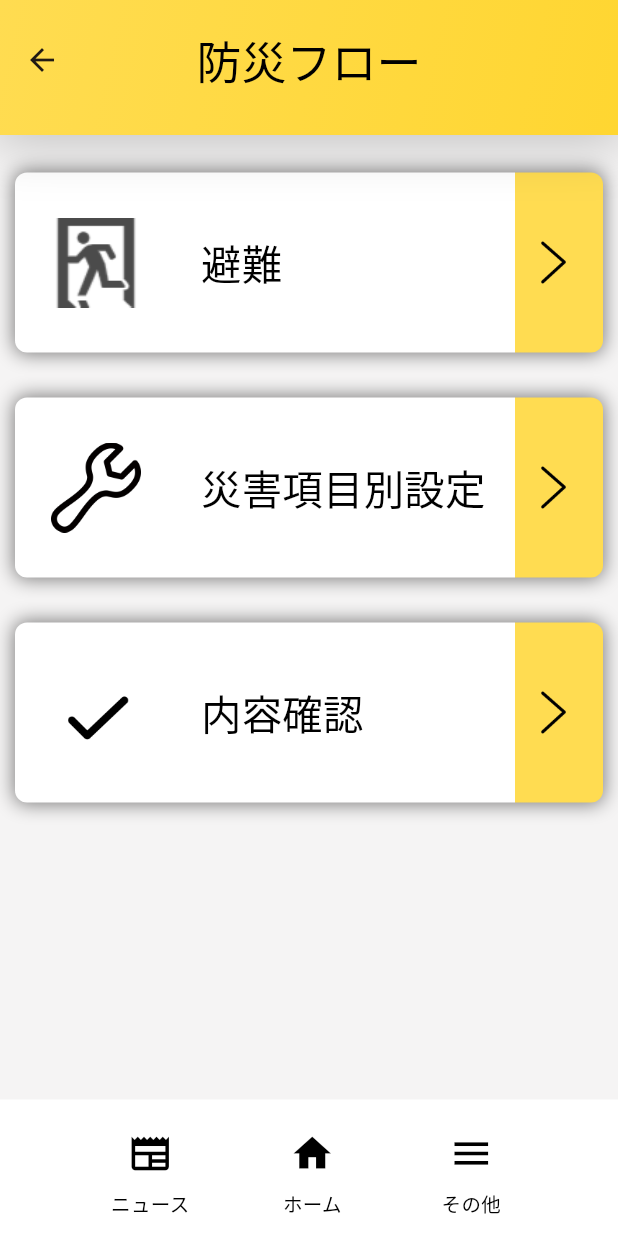
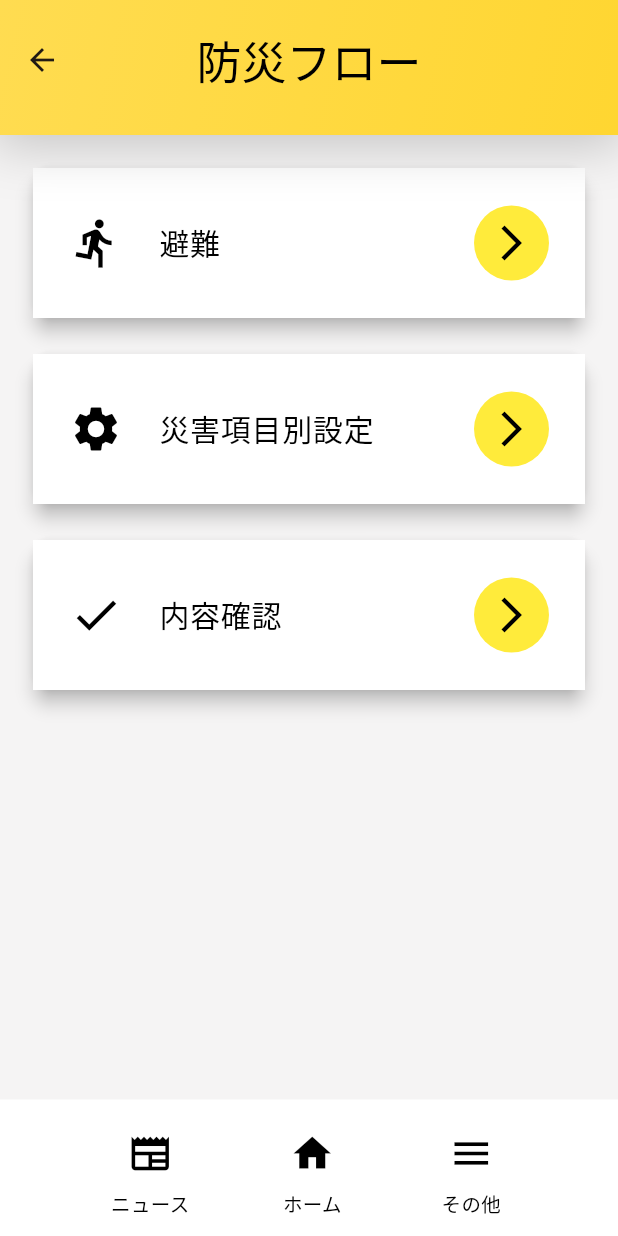
Before and after one commit to Campfire-Social-Impl/disaster_flow, a Flutter app: the HomeScreen screen opened directly, on a phone screen of 412 x 824 dp. Run offline on Flutter 3.47's test engine with Material 3 defaults, Android fonts, the phone set to English and light mode, and no system bars; our stand-ins replace drift, hooks_riverpod, sqlite3_flutter_libs; missing offline and left inert: sqlite3; accounts and stored records are empty; generated files the repository leaves out were written again.

Commit message:
update: fixed list item from button to list tile

```diff
--- a/lib/pages/home_page.dart
+++ b/lib/pages/home_page.dart
@@ -48,26 +48,28 @@ class HomeScreen extends StatelessWidget {
       body: ListView(
         padding: const EdgeInsets.all(10), // パディングを追加
         children: [
-          // ボタンを関数で生成
-          _buildButton(
-            title: '避難',
-            iconPath: 'assets/images/Exit_icon.png',
-            onTap: () {
-              // 避難ボタンの処理
+          _buildTile(
+            context,
+            Icons.directions_run,
+            '避難',
+            () {
+              debugPrint('避難');
             },
           ),
-          _buildButton(
-            title: '災害項目別設定',
-            iconPath: 'assets/images/set.png',
-            onTap: () {
-              // 設定ボタンの処理
+          _buildTile(
+            context,
+            Icons.settings,
+            '災害項目別設定',
+            () {
+              debugPrint('災害項目別設定');
             },
           ),
-          _buildButton(
-            title: '内容確認',
-            iconPath: 'assets/images/check_24.png',
-            onTap: () {
-              // 内容確認ボタンの処理
+          _buildTile(
+            context,
+            Icons.check,
+            '内容確認',
+            () {
+              debugPrint('内容確認');
             },
           ),
         ],
@@ -87,74 +89,48 @@ class HomeScreen extends StatelessWidget {
     );
   }
 
-  // ボタンを生成する関数
-  Widget _buildButton(
-      {required String title,
-      required String iconPath,
-      required VoidCallback onTap}) {
+  Widget _buildTile(
+    BuildContext context,
+    IconData icon,
+    String title,
+    void Function()? onTap,
+  ) {
     return Padding(
-      padding: const EdgeInsets.symmetric(vertical: 15.0), // ボタン間のスペースを設定
-      child: Container(
-        height: 120,
-        decoration: BoxDecoration(
-          gradient: LinearGradient(
-            colors: [
-              const Color.fromARGB(255, 255, 255, 255),
-              const Color.fromARGB(255, 255, 220, 81),
-            ],
-            stops: [0.85, 0.15],
+      padding: const EdgeInsets.all(8.0),
+      child: Card(
+        elevation: 5,
+        child: ListTile(
+          leading: Padding(
+            padding: const EdgeInsets.all(8.0),
+            child: Icon(
+              icon,
+              color: Colors.black,
+              size: 36,
+            ),
           ),
-          borderRadius: BorderRadius.circular(8),
-          boxShadow: [
-            BoxShadow(
-              color: Colors.black.withOpacity(0.5),
-              blurRadius: 10.0,
-              spreadRadius: 0.5,
+          title: Text(
+            title,
+            style: const TextStyle(
+              fontSize: 20,
             ),
-          ],
-        ),
-        child: ElevatedButton(
-          style: ElevatedButton.styleFrom(
-            backgroundColor: Colors.transparent, // 背景色は透明
-            shape: RoundedRectangleBorder(
-              borderRadius: BorderRadius.circular(8),
+          ),
+          trailing: Container(
+            width: 50,
+            height: 50,
+            decoration: BoxDecoration(
+              color: Colors.yellow,
+              borderRadius: BorderRadius.circular(25),
             ),
-            elevation: 0, // Elevationをゼロに
+            child: const Icon(
+              Icons.arrow_forward_ios,
+              color: Colors.black,
+              size: 28,
+            ),
           ),
-          onPressed: onTap, // 押したときの処理を渡す
-          child: Stack(
-            children: [
-              Row(
-                mainAxisAlignment: MainAxisAlignment.start,
-                children: [
-                  const SizedBox(width: 0),
-                  Image.asset(
-                    iconPath,
-                    width: 60,
-                    height: 60,
-                  ),
-                  const SizedBox(width: 40),
-                  Text(
-                    title,
-                    style: TextStyle(
-                      fontWeight: FontWeight.w400,
-                      color: Colors.black,
-                      fontSize: 27,
-                    ),
-                  ),
-                ],
-              ),
-              Positioned(
-                right: -21,
-                top: 0,
-                child: Image.asset(
-                  'assets/images/direction.png',
-                  width: 60,
-                  height: 60,
-                ),
-              ),
-            ],
-          ),
+          textColor: Colors.black,
+          tileColor: Colors.white,
+          minTileHeight: 100,
+          onTap: onTap,
         ),
       ),
     );
```
